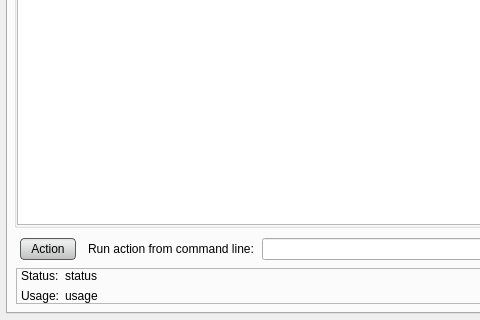
Before: the Qt Designer form src/Interface/Application/ControllerInterface.ui in SCIInstitute/Seg3D, drawn with Qt 5; both pictures show x 0 to 480 and y 309 to 629 of the 922 by 629 pixel window.
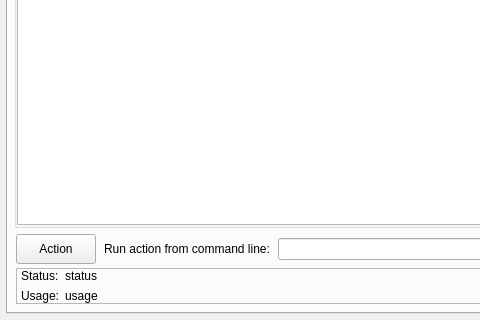
After: the same form once the commit is applied.

```diff
--- a/src/Interface/Application/ControllerInterface.ui
+++ b/src/Interface/Application/ControllerInterface.ui
@@ -13,30 +13,6 @@
   <property name="windowTitle">
    <string>Seg3D 2.0 - Controller</string>
   </property>
-  <property name="styleSheet">
-   <string notr="true">QPushButton{
-  background-color: qlineargradient(spread:pad, x1:0.5, y1:0, x2:0.5, y2:0.960227, stop:0 rgba(221, 221, 221, 255), stop:0.155779 rgba(238, 238, 238, 255), stop:1 rgba(192, 194, 194, 255));
-  border-radius: 4px;
-  border: 1px solid rgb(90, 90, 90);
-  margin:4px;
-  padding-left: 10px;
-  padding-right: 10px;
-}
-
-QPushButton:hover{
-  background-color: qlineargradient(spread:pad, x1:0.5, y1:0, x2:0.5, y2:1, stop:0 rgba(195, 195, 195, 255), stop:0.253769 rgba(206, 206, 206, 255), stop:1 rgba(185, 185, 185, 255));
-  border-radius: 4px;
-  border: 1px solid rgb(90, 90, 90);
-  margin:4px;
-}
-
-QPushButton:pressed{
-  background-color: qlineargradient(spread:pad, x1:0.5, y1:0, x2:0.5, y2:1, stop:0 rgba(150, 150, 150, 255), stop:0.753769 rgba(206, 206, 206, 255), stop:1 rgba(185, 185, 185, 255));
-  border-radius: 4px;
-  border: 1px solid rgb(90, 90, 90);
-  margin:4px;
-}</string>
-  </property>
   <layout class="QVBoxLayout" name="verticalLayout_2">
    <property name="spacing">
     <number>0</number>
```
